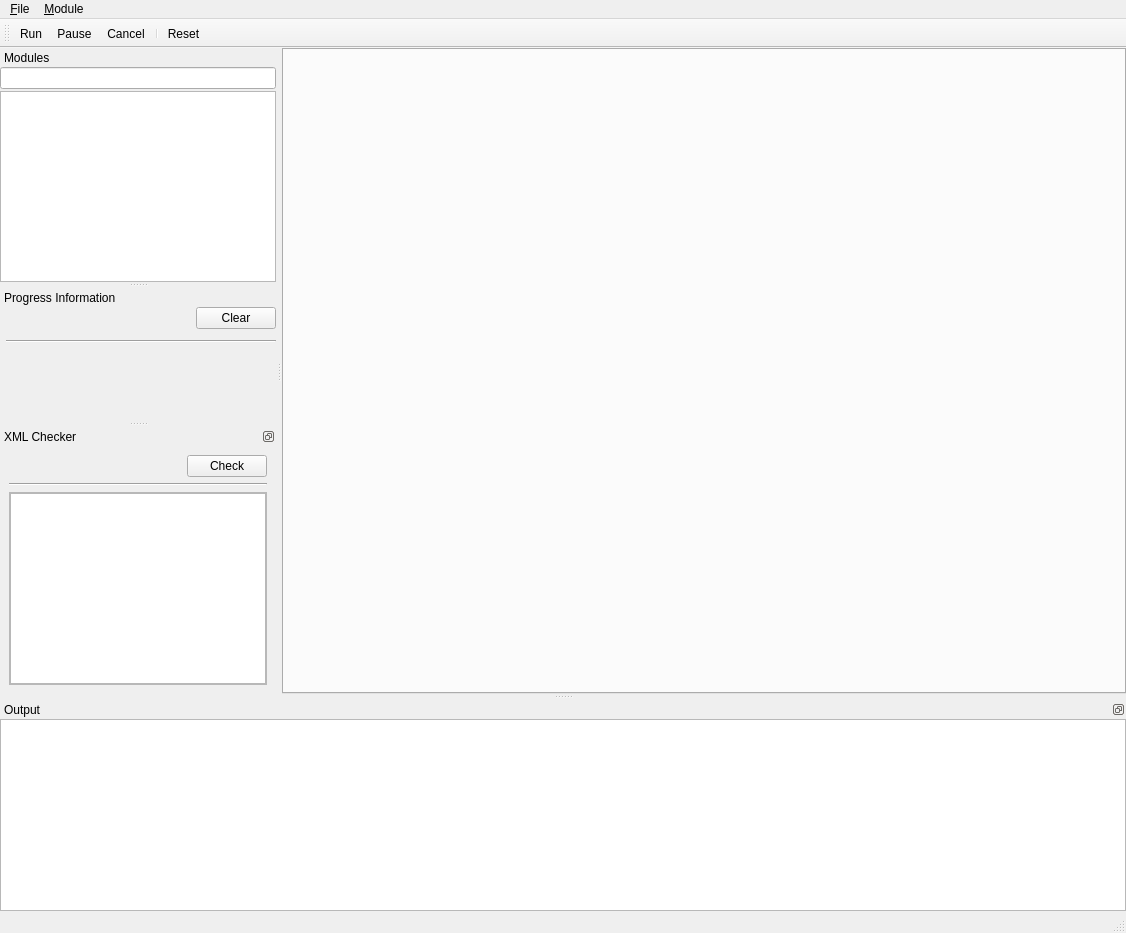
Above: Applications/ctkCommandLineModuleExplorer/ctkCmdLineModuleExplorerMainWindow.ui from zoat/CTK before the change. Below: the same form after it.
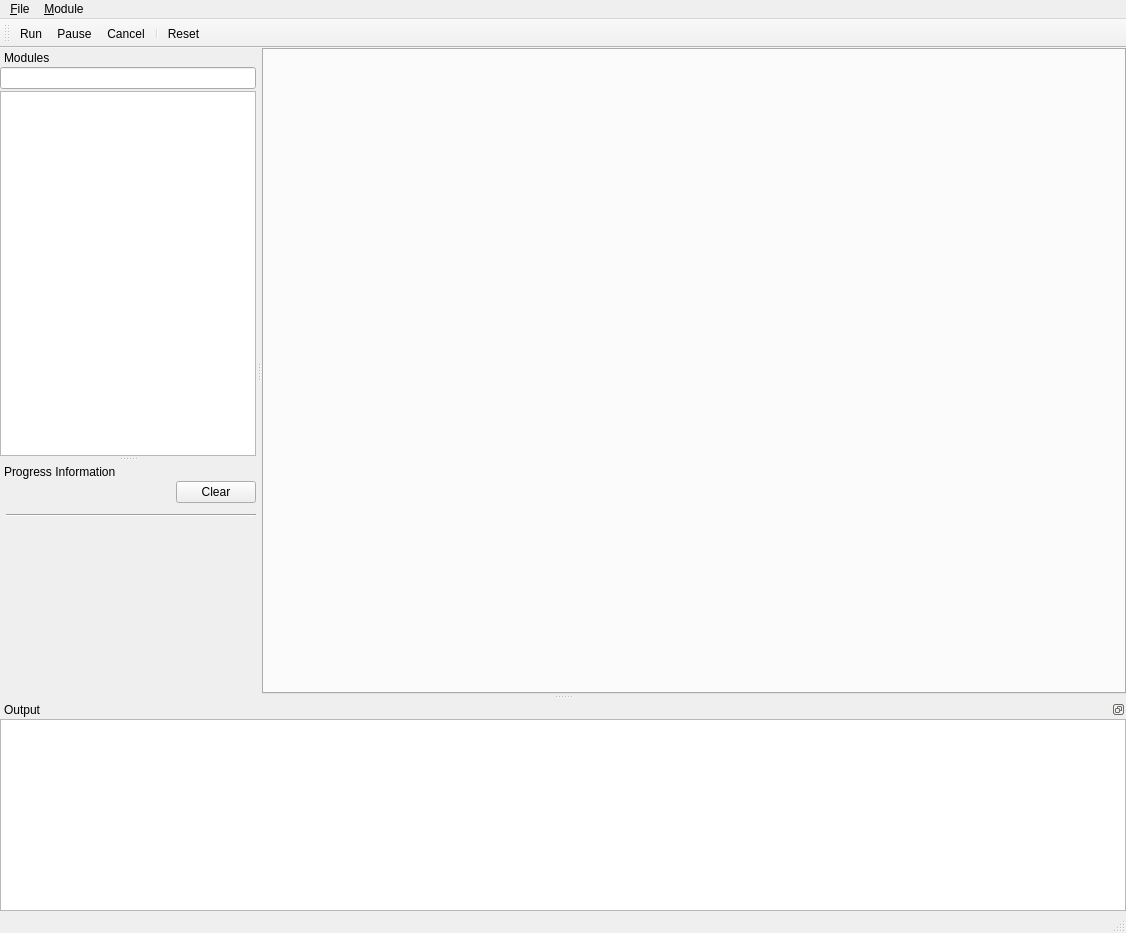
That is the form after the change. Icons and pictures are not drawn. Custom widgets are drawn as their Qt base class.

Patch:
```diff
--- a/Applications/ctkCommandLineModuleExplorer/ctkCmdLineModuleExplorerMainWindow.ui
+++ b/Applications/ctkCommandLineModuleExplorer/ctkCmdLineModuleExplorerMainWindow.ui
@@ -17,7 +17,7 @@
    <set>QMainWindow::AllowNestedDocks|QMainWindow::AllowTabbedDocks|QMainWindow::AnimatedDocks</set>
   </property>
   <widget class="QWidget" name="centralwidget">
-   <layout class="QVBoxLayout" name="verticalLayout_6">
+   <layout class="QHBoxLayout" name="horizontalLayout">
     <property name="margin">
      <number>0</number>
     </property>
@@ -90,15 +90,6 @@
    <addaction name="actionReset"/>
   </widget>
   <widget class="QDockWidget" name="dockWidget">
-   <property name="sizePolicy">
-    <sizepolicy hsizetype="Preferred" vsizetype="Preferred">
-     <horstretch>0</horstretch>
-     <verstretch>0</verstretch>
-    </sizepolicy>
-   </property>
-   <property name="floating">
-    <bool>false</bool>
-   </property>
    <property name="features">
     <set>QDockWidget::NoDockWidgetFeatures</set>
    </property>
@@ -212,7 +203,7 @@
              <x>0</x>
              <y>0</y>
              <width>250</width>
-             <height>144</height>
+             <height>194</height>
             </rect>
            </property>
            <layout class="QVBoxLayout" name="verticalLayout_5">
@@ -283,83 +274,6 @@
     </layout>
    </widget>
   </widget>
-  <widget class="QDockWidget" name="dockWidget_4">
-   <property name="sizePolicy">
-    <sizepolicy hsizetype="Preferred" vsizetype="MinimumExpanding">
-     <horstretch>0</horstretch>
-     <verstretch>0</verstretch>
-    </sizepolicy>
-   </property>
-   <property name="features">
-    <set>QDockWidget::DockWidgetFloatable|QDockWidget::DockWidgetMovable</set>
-   </property>
-   <property name="windowTitle">
-    <string>XML Checker</string>
-   </property>
-   <attribute name="dockWidgetArea">
-    <number>1</number>
-   </attribute>
-   <widget class="QWidget" name="dockWidgetContents_4">
-    <layout class="QVBoxLayout" name="verticalLayout_7">
-     <item>
-      <layout class="QHBoxLayout" name="horizontalLayout_3">
-       <item>
-        <spacer name="horizontalSpacer_2">
-         <property name="orientation">
-          <enum>Qt::Horizontal</enum>
-         </property>
-         <property name="sizeHint" stdset="0">
-          <size>
-           <width>40</width>
-           <height>20</height>
-          </size>
-         </property>
-        </spacer>
-       </item>
-       <item>
-        <widget class="QPushButton" name="m_CheckXMLButton">
-         <property name="text">
-          <string>Check</string>
-         </property>
-        </widget>
-       </item>
-      </layout>
-     </item>
-     <item>
-      <widget class="Line" name="line_2">
-       <property name="orientation">
-        <enum>Qt::Horizontal</enum>
-       </property>
-      </widget>
-     </item>
-     <item>
-      <widget class="QScrollArea" name="scrollArea_2">
-       <property name="widgetResizable">
-        <bool>true</bool>
-       </property>
-       <widget class="QWidget" name="scrollAreaWidgetContents">
-        <property name="geometry">
-         <rect>
-          <x>0</x>
-          <y>0</y>
-          <width>230</width>
-          <height>108</height>
-         </rect>
-        </property>
-        <layout class="QHBoxLayout" name="horizontalLayout">
-         <property name="margin">
-          <number>0</number>
-         </property>
-         <item>
-          <widget class="QPlainTextEdit" name="m_XMLToValidate"/>
-         </item>
-        </layout>
-       </widget>
-      </widget>
-     </item>
-    </layout>
-   </widget>
-  </widget>
   <action name="actionRun">
    <property name="icon">
     <iconset resource="resources/ctkCmdLineModuleExplorer.qrc">
```
Left out of the diff: 14 changed lines with no effect on the pictures.
